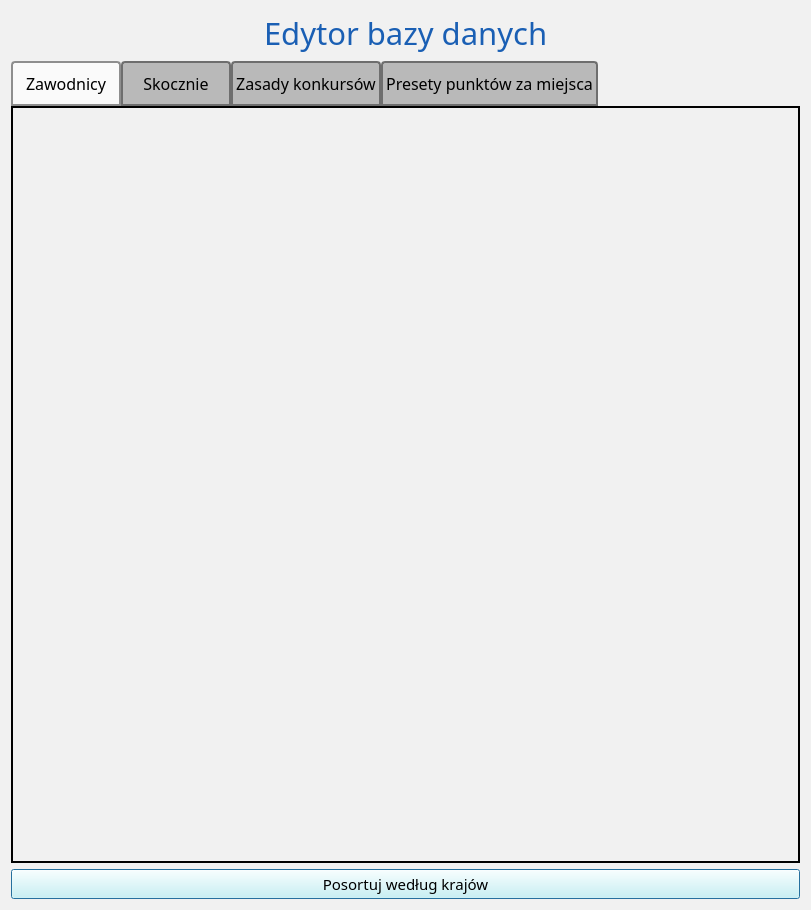
Before: the Qt Designer form source/UI/DatabaseEditor/DatabaseEditorWindow.ui in SiekamCebule/sj-sim, drawn with Qt 5.
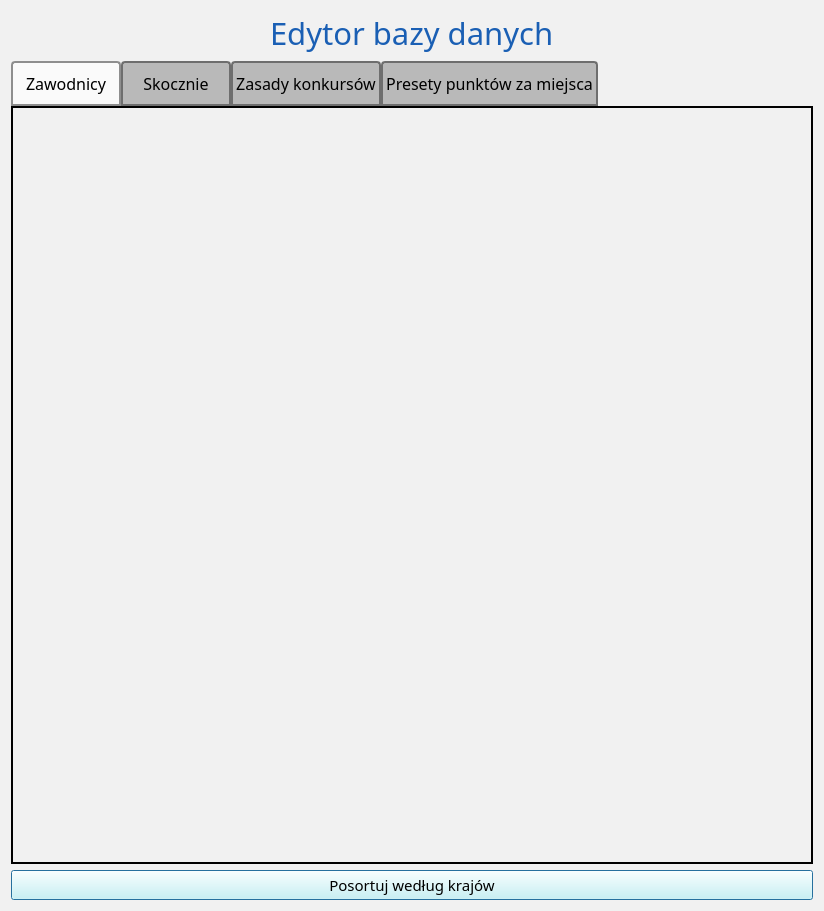
After: the same form once the commit is applied.

```diff
--- a/source/UI/DatabaseEditor/DatabaseEditorWindow.ui
+++ b/source/UI/DatabaseEditor/DatabaseEditorWindow.ui
@@ -6,8 +6,8 @@
    <rect>
     <x>0</x>
     <y>0</y>
-    <width>811</width>
-    <height>910</height>
+    <width>824</width>
+    <height>911</height>
    </rect>
   </property>
   <property name="sizePolicy">
@@ -16,6 +16,12 @@
     <verstretch>0</verstretch>
    </sizepolicy>
   </property>
+  <property name="minimumSize">
+   <size>
+    <width>0</width>
+    <height>910</height>
+   </size>
+  </property>
   <property name="windowTitle">
    <string>Edytor bazy danych</string>
   </property>
@@ -151,7 +157,7 @@
       <attribute name="title">
        <string>Zawodnicy</string>
       </attribute>
-      <layout class="QHBoxLayout" name="horizontalLayout">
+      <layout class="QHBoxLayout" name="horizontalLayout" stretch="0,0,1">
        <item>
         <layout class="QVBoxLayout" name="verticalLayout_jumpersList"/>
        </item>
@@ -168,6 +174,43 @@
          </property>
         </spacer>
        </item>
+       <item>
+        <widget class="QScrollArea" name="scrollArea_jumperEditor">
+         <property name="styleSheet">
+          <string notr="true">QScrollArea{background: transparent; border: none;}</string>
+         </property>
+         <property name="widgetResizable">
+          <bool>true</bool>
+         </property>
+         <widget class="QWidget" name="scrollAreaWidgetContents_2">
+          <property name="geometry">
+           <rect>
+            <x>0</x>
+            <y>0</y>
+            <width>730</width>
+            <height>746</height>
+           </rect>
+          </property>
+          <layout class="QVBoxLayout" name="verticalLayout_3">
+           <property name="leftMargin">
+            <number>0</number>
+           </property>
+           <property name="topMargin">
+            <number>0</number>
+           </property>
+           <property name="rightMargin">
+            <number>0</number>
+           </property>
+           <property name="bottomMargin">
+            <number>0</number>
+           </property>
+           <item>
+            <layout class="QVBoxLayout" name="verticalLayout_jumperEditor"/>
+           </item>
+          </layout>
+         </widget>
+        </widget>
+       </item>
       </layout>
      </widget>
      <widget class="QWidget" name="tab_hills">
```
Left out of the diff: 113 changed lines with no effect on the pictures.
